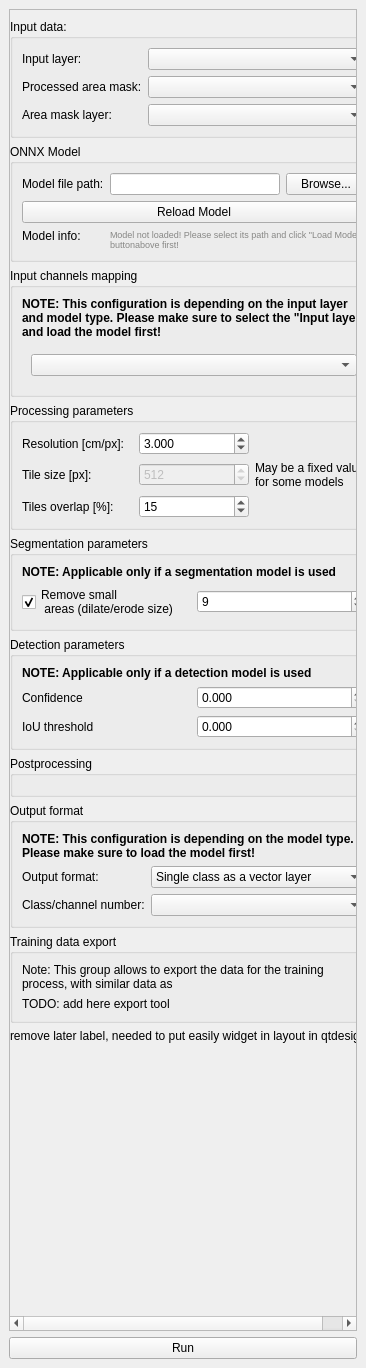
First picture: the form in plugin/deep_segmentation_framework/deep_segmentation_framework_dockwidget_base.ui, repository PUTvision/qgis-plugin-deepness, before the edit.
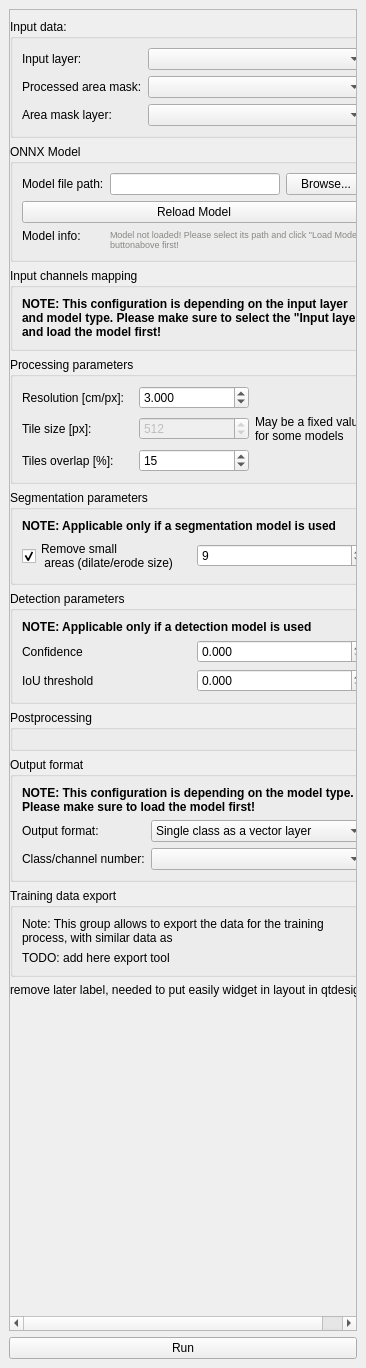
Second picture: the form after the edit. Custom widgets are drawn as their Qt base class.

```diff
--- a/plugin/deep_segmentation_framework/deep_segmentation_framework_dockwidget_base.ui
+++ b/plugin/deep_segmentation_framework/deep_segmentation_framework_dockwidget_base.ui
@@ -183,15 +183,6 @@
              </property>
             </widget>
            </item>
-           <item row="1" column="0">
-            <widget class="QWidget" name="widget" native="true">
-             <layout class="QGridLayout" name="gridLayout_6">
-              <item row="0" column="0">
-               <widget class="QgsRasterBandComboBox" name="mRasterBandComboBox"/>
-              </item>
-             </layout>
-            </widget>
-           </item>
           </layout>
          </widget>
         </item>
@@ -553,11 +544,6 @@
    <extends>QComboBox</extends>
    <header>qgsmaplayercombobox.h</header>
   </customwidget>
-  <customwidget>
-   <class>QgsRasterBandComboBox</class>
-   <extends>QComboBox</extends>
-   <header>qgsrasterbandcombobox.h</header>
-  </customwidget>
  </customwidgets>
  <resources/>
  <connections/>
```
Left out of the diff: 3 changed lines with no effect on the pictures.
